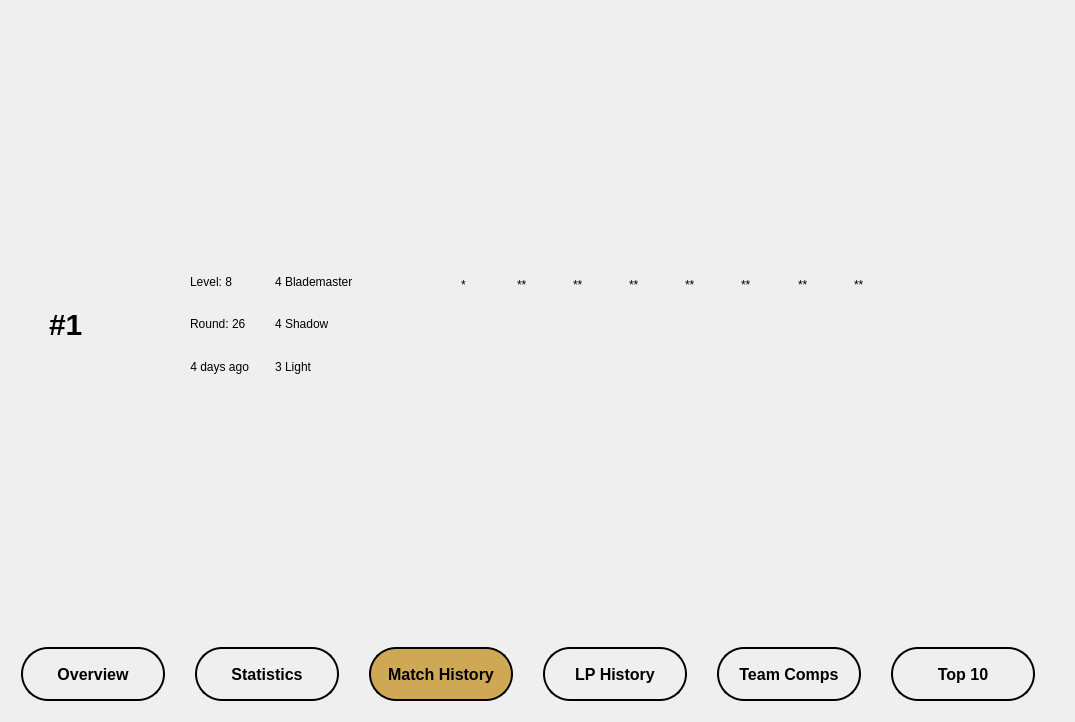
Qt form analyticswindow.ui (YannikSahl/TFT-Analyzer) before a commit.
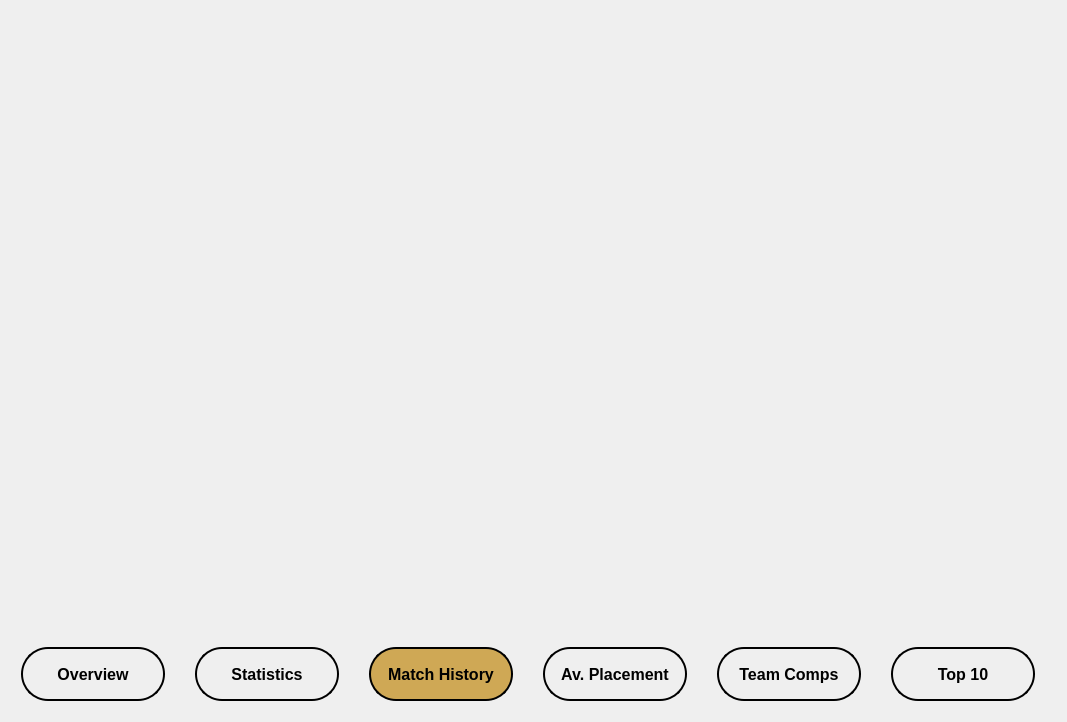
The same form after that commit. The open tabs and pages were chosen to show the change. Icons and pictures are not drawn.

Commit message: Finalized match history

Patch:
```diff
--- a/analyticswindow.ui
+++ b/analyticswindow.ui
@@ -6,7 +6,7 @@
    <rect>
     <x>0</x>
     <y>0</y>
-    <width>1075</width>
+    <width>1067</width>
     <height>722</height>
    </rect>
   </property>
@@ -568,450 +568,10 @@
       <attribute name="title">
        <string>Match History</string>
       </attribute>
-      <layout class="QGridLayout" name="gridLayout_9">
-       <item row="0" column="0">
-        <widget class="QScrollArea" name="scrollArea">
-         <property name="styleSheet">
-          <string notr="true"/>
-         </property>
-         <property name="widgetResizable">
-          <bool>true</bool>
-         </property>
-         <widget class="QWidget" name="scrollAreaWidgetContents">
-          <property name="geometry">
-           <rect>
-            <x>0</x>
-            <y>0</y>
-            <width>1039</width>
-            <height>612</height>
-           </rect>
-          </property>
-          <layout class="QVBoxLayout" name="verticalLayout">
-           <item>
-            <widget class="QWidget" name="widget_match_2" native="true">
-             <property name="minimumSize">
-              <size>
-               <width>0</width>
-               <height>160</height>
-              </size>
-             </property>
-             <property name="maximumSize">
-              <size>
-               <width>16777215</width>
-               <height>160</height>
-              </size>
-             </property>
-             <layout class="QHBoxLayout" name="horizontalLayout_6">
-              <item>
-               <widget class="QFrame" name="frame_3">
-                <property name="sizePolicy">
-                 <sizepolicy hsizetype="Preferred" vsizetype="Preferred">
-                  <horstretch>20</horstretch>
-                  <verstretch>0</verstretch>
-                 </sizepolicy>
-                </property>
-                <property name="minimumSize">
-                 <size>
-                  <width>220</width>
-                  <height>0</height>
-                 </size>
-                </property>
-                <property name="frameShape">
-                 <enum>QFrame::StyledPanel</enum>
-                </property>
-                <property name="frameShadow">
-                 <enum>QFrame::Raised</enum>
-                </property>
-                <layout class="QGridLayout" name="gridLayout_18">
-                 <item row="0" column="1">
-                  <widget class="QLabel" name="label_round_2">
-                   <property name="text">
-                    <string>Level: 8</string>
-                   </property>
-                  </widget>
-                 </item>
-                 <item row="1" column="1">
-                  <widget class="QLabel" name="label_level_2">
-                   <property name="text">
-                    <string>Round: 26</string>
-                   </property>
-                  </widget>
-                 </item>
-                 <item row="2" column="1">
-                  <widget class="QLabel" name="label_38">
-                   <property name="text">
-                    <string>4 days ago</string>
-                   </property>
-                   <property name="alignment">
-                    <set>Qt::AlignRight|Qt::AlignTrailing|Qt::AlignVCenter</set>
-                   </property>
-                  </widget>
-                 </item>
-                 <item row="0" column="0" rowspan="3">
-                  <widget class="QLabel" name="label_placement_2">
-                   <property name="sizePolicy">
-                    <sizepolicy hsizetype="Preferred" vsizetype="Preferred">
-                     <horstretch>20</horstretch>
-                     <verstretch>0</verstretch>
-                    </sizepolicy>
-                   </property>
-                   <property name="font">
-                    <font>
-                     <pointsize>-1</pointsize>
-                     <weight>75</weight>
-                     <bold>true</bold>
-                    </font>
-                   </property>
-                   <property name="styleSheet">
-                    <string notr="true">font-size: 30px;
-font-weight: bold;</string>
-                   </property>
-                   <property name="text">
-                    <string>#1</string>
-                   </property>
-                  </widget>
-                 </item>
-                </layout>
-               </widget>
-              </item>
-              <item>
-               <widget class="QFrame" name="frame_buffs_2">
-                <property name="sizePolicy">
-                 <sizepolicy hsizetype="Preferred" vsizetype="Preferred">
-                  <horstretch>25</horstretch>
-                  <verstretch>0</verstretch>
-                 </sizepolicy>
-                </property>
-                <property name="minimumSize">
-                 <size>
-                  <width>0</width>
-                  <height>0</height>
-                 </size>
-                </property>
-                <property name="maximumSize">
-                 <size>
-                  <width>170</width>
-                  <height>16777215</height>
-                 </size>
-                </property>
-                <property name="frameShape">
-                 <enum>QFrame::StyledPanel</enum>
-                </property>
-                <property name="frameShadow">
-                 <enum>QFrame::Raised</enum>
-                </property>
-                <layout class="QGridLayout" name="gridLayout_16">
-                 <item row="0" column="0">
-                  <widget class="QLabel" name="frame_buff_7">
-                   <property name="text">
-                    <string>4 Blademaster</string>
-                   </property>
-                  </widget>
-                 </item>
-                 <item row="1" column="0">
-                  <widget class="QLabel" name="frame_buff_8">
-                   <property name="text">
-                    <string>4 Shadow</string>
-                   </property>
-                  </widget>
-                 </item>
-                 <item row="2" column="0">
-                  <widget class="QLabel" name="frame_buff_11">
-                   <property name="text">
-                    <string>3 Light</string>
-                   </property>
-                  </widget>
-                 </item>
-                </layout>
-               </widget>
-              </item>
-              <item>
-               <widget class="QFrame" name="frame_7">
-                <property name="sizePolicy">
-                 <sizepolicy hsizetype="Preferred" vsizetype="Preferred">
-                  <horstretch>80</horstretch>
-                  <verstretch>0</verstretch>
-                 </sizepolicy>
-                </property>
-                <property name="minimumSize">
-                 <size>
-                  <width>100</width>
-                  <height>0</height>
-                 </size>
-                </property>
-                <property name="toolTip">
-                 <string extracomment="ccc">comp1</string>
-                </property>
-                <property name="statusTip">
-                 <string/>
-                </property>
-                <property name="whatsThis">
-                 <string/>
-                </property>
-                <property name="styleSheet">
-                 <string notr="true">*{
-	margin: 0px;
-	padding: 0px;
-
-}
-
-QLabel{
-		qproperty-alignment: 'AlignVCenter | AlignHCenter';
-}</string>
-                </property>
-                <property name="frameShape">
-                 <enum>QFrame::StyledPanel</enum>
-                </property>
-                <property name="frameShadow">
-                 <enum>QFrame::Raised</enum>
-                </property>
-                <layout class="QVBoxLayout" name="verticalLayout_4">
-                 <item>
-                  <widget class="QFrame" name="frame_8">
-                   <property name="minimumSize">
-                    <size>
-                     <width>0</width>
-                     <height>24</height>
-                    </size>
-                   </property>
-                   <property name="maximumSize">
-                    <size>
-                     <width>16777215</width>
-                     <height>30</height>
-                    </size>
-                   </property>
-                   <property name="styleSheet">
-                    <string notr="true">*{
-	min-height: 20px;
-}</string>
-                   </property>
-                   <property name="frameShape">
-                    <enum>QFrame::StyledPanel</enum>
-                   </property>
-                   <property name="frameShadow">
-                    <enum>QFrame::Raised</enum>
-                   </property>
-                   <layout class="QHBoxLayout" name="horizontalLayout_4">
-                    <item>
-                     <widget class="QLabel" name="label_star_11">
-                      <property name="minimumSize">
-                       <size>
-                        <width>0</width>
-                        <height>20</height>
-                       </size>
-                      </property>
-                      <property name="text">
-                       <string>*</string>
-                      </property>
-                      <property name="indent">
-                       <number>0</number>
-                      </property>
-                     </widget>
-                    </item>
-                    <item>
-                     <widget class="QLabel" name="label_star_12">
-                      <property name="text">
-                       <string>**</string>
-                      </property>
-                     </widget>
-                    </item>
-                    <item>
-                     <widget class="QLabel" name="label_star_13">
-                      <property name="text">
-                       <string>**</string>
-                      </property>
-                     </widget>
-                    </item>
-                    <item>
-                     <widget class="QLabel" name="label_star_14">
-                      <property name="text">
-                       <string>**</string>
-                      </property>
-                     </widget>
-                    </item>
-                    <item>
-                     <widget class="QLabel" name="label_star_15">
-                      <property name="text">
-                       <string>**</string>
-                      </property>
-                     </widget>
-                    </item>
-                    <item>
-                     <widget class="QLabel" name="label_star_16">
-                      <property name="text">
-                       <string>**</string>
-                      </property>
-                     </widget>
-                    </item>
-                    <item>
-                     <widget class="QLabel" name="label_star_17">
-                      <property name="text">
-                       <string>**</string>
-                      </property>
-                     </widget>
-                    </item>
-                    <item>
-                     <widget class="QLabel" name="label_star_18">
-                      <property name="text">
-                       <string>**</string>
-                      </property>
-                     </widget>
-                    </item>
-                    <item>
-                     <widget class="QLabel" name="label_star_19">
-                      <property name="text">
-                       <string/>
-                      </property>
-                     </widget>
-                    </item>
-                    <item>
-                     <widget class="QLabel" name="label_star_20">
-                      <property name="text">
-                       <string/>
-                      </property>
-                     </widget>
-                    </item>
-                   </layout>
-                  </widget>
-                 </item>
-                 <item>
-                  <widget class="QFrame" name="frame_9">
-                   <property name="sizePolicy">
-                    <sizepolicy hsizetype="Preferred" vsizetype="Preferred">
-                     <horstretch>0</horstretch>
-                     <verstretch>0</verstretch>
-                    </sizepolicy>
-                   </property>
-                   <property name="minimumSize">
-                    <size>
-                     <width>0</width>
-                     <height>80</height>
-                    </size>
-                   </property>
-                   <property name="maximumSize">
-                    <size>
-                     <width>16777215</width>
-                     <height>80</height>
-                    </size>
-                   </property>
-                   <property name="styleSheet">
-                    <string notr="true">QLabel {
-	min-width: 50px;
-	max-width: 50px;
-	min-height: 50px;
-	max-height: 50px;
-}</string>
-                   </property>
-                   <property name="frameShape">
-                    <enum>QFrame::StyledPanel</enum>
-                   </property>
-                   <property name="frameShadow">
-                    <enum>QFrame::Raised</enum>
-                   </property>
-                   <layout class="QHBoxLayout" name="horizontalLayout_5">
-                    <item>
-                     <widget class="QLabel" name="label_champ_11">
-                      <property name="minimumSize">
-                       <size>
-                        <width>50</width>
-                        <height>50</height>
-                       </size>
-                      </property>
-                      <property name="text">
-                       <string>&lt;html&gt;&lt;head/&gt;&lt;body&gt;&lt;p&gt;&lt;img src=&quot;:/include/champions/Amumu.jpg&quot;/&gt;&lt;/p&gt;&lt;/body&gt;&lt;/html&gt;</string>
-                      </property>
-                      <property name="alignment">
-                       <set>Qt::AlignCenter</set>
-                      </property>
-                      <property name="indent">
-                       <number>0</number>
-                      </property>
-                     </widget>
-                    </item>
-                    <item>
-                     <widget class="QLabel" name="label_champ_12">
-                      <property name="text">
-                       <string>&lt;html&gt;&lt;head/&gt;&lt;body&gt;&lt;p&gt;&lt;img src=&quot;:/include/champions/Brand.jpg&quot;/&gt;&lt;/p&gt;&lt;/body&gt;&lt;/html&gt;</string>
-                      </property>
-                      <property name="indent">
-                       <number>0</number>
-                      </property>
-                     </widget>
-                    </item>
-                    <item>
-                     <widget class="QLabel" name="label_champ_13">
-                      <property name="text">
-                       <string>&lt;html&gt;&lt;head/&gt;&lt;body&gt;&lt;p&gt;&lt;img src=&quot;:/include/champions/Azir.jpg&quot;/&gt;&lt;/p&gt;&lt;/body&gt;&lt;/html&gt;</string>
-                      </property>
-                     </widget>
-                    </item>
-                    <item>
-                     <widget class="QLabel" name="label_champ_14">
-                      <property name="text">
-                       <string>&lt;html&gt;&lt;head/&gt;&lt;body&gt;&lt;p&gt;&lt;img src=&quot;:/include/champions/DrMundo.jpg&quot;/&gt;&lt;/p&gt;&lt;/body&gt;&lt;/html&gt;</string>
-                      </property>
-                     </widget>
-                    </item>
-                    <item>
-                     <widget class="QLabel" name="label_champ_15">
-                      <property name="text">
-                       <string>&lt;html&gt;&lt;head/&gt;&lt;body&gt;&lt;p&gt;&lt;img src=&quot;:/include/champions/Yasuo.jpg&quot;/&gt;&lt;/p&gt;&lt;/body&gt;&lt;/html&gt;</string>
-                      </property>
-                     </widget>
-                    </item>
-                    <item>
-                     <widget class="QLabel" name="label_champ_16">
-                      <property name="text">
-                       <string>&lt;html&gt;&lt;head/&gt;&lt;body&gt;&lt;p&gt;&lt;img src=&quot;:/include/champions/Zyra.jpg&quot;/&gt;&lt;/p&gt;&lt;/body&gt;&lt;/html&gt;</string>
-                      </property>
-                     </widget>
-                    </item>
-                    <item>
-                     <widget class="QLabel" name="label_champ_17">
-                      <property name="text">
-                       <string>&lt;html&gt;&lt;head/&gt;&lt;body&gt;&lt;p&gt;&lt;img src=&quot;:/include/champions/Warwick.jpg&quot;/&gt;&lt;/p&gt;&lt;/body&gt;&lt;/html&gt;</string>
-                      </property>
-                     </widget>
-                    </item>
-                    <item>
-                     <widget class="QLabel" name="label_champ_18">
-                      <property name="text">
-                       <string>&lt;html&gt;&lt;head/&gt;&lt;body&gt;&lt;p&gt;&lt;img src=&quot;:/include/champions/Senna.jpg&quot;/&gt;&lt;/p&gt;&lt;/body&gt;&lt;/html&gt;</string>
-                      </property>
-                     </widget>
-                    </item>
-                    <item>
-                     <widget class="QLabel" name="label_champ_19">
-                      <property name="text">
-                       <string/>
-                      </property>
-                     </widget>
-                    </item>
-                    <item>
-                     <widget class="QLabel" name="label_champ_20">
-                      <property name="text">
-                       <string/>
-                      </property>
-                     </widget>
-                    </item>
-                   </layout>
-                  </widget>
-                 </item>
-                </layout>
-               </widget>
-              </item>
-             </layout>
-            </widget>
-           </item>
-          </layout>
-         </widget>
-        </widget>
-       </item>
-      </layout>
      </widget>
      <widget class="QWidget" name="tab_lpHistory">
       <attribute name="title">
-       <string>LP History</string>
+       <string>Av. Placement</string>
       </attribute>
      </widget>
      <widget class="QWidget" name="tab_teamComps">
```
Left out of the diff: 21 changed lines with no effect on the pictures. The commit also changes 12 other files.
